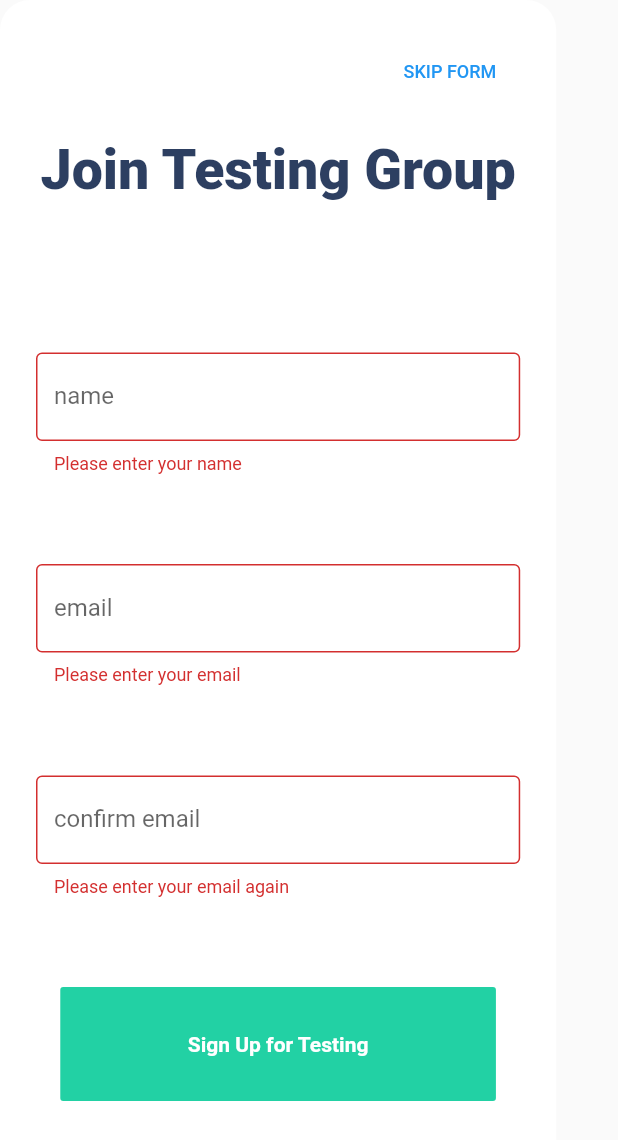
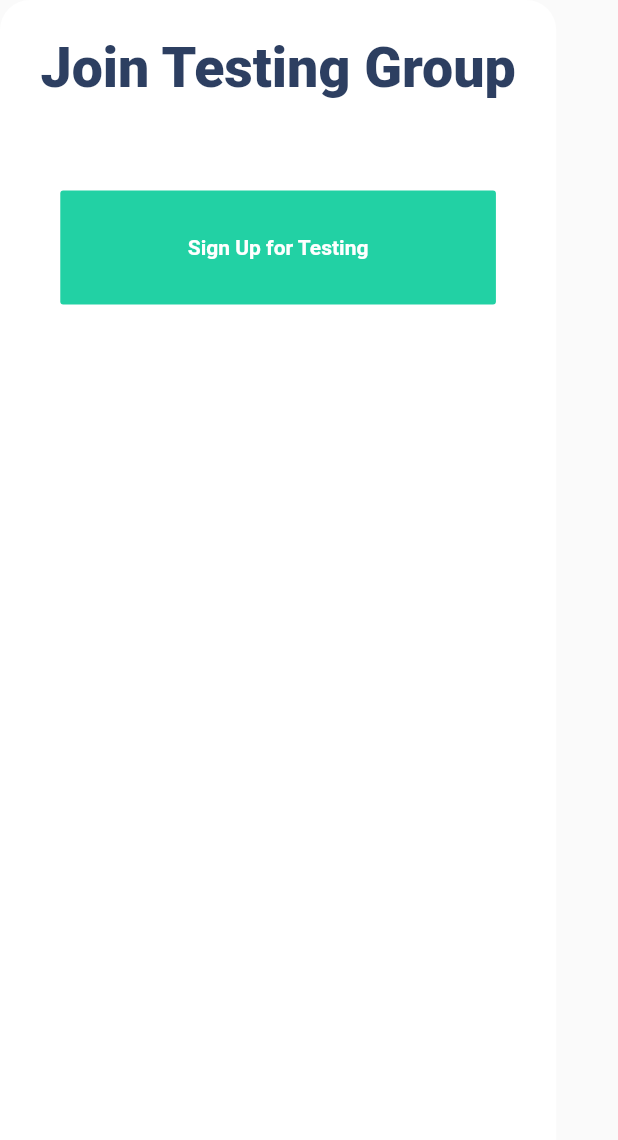
Before and after one commit to elishaking/squaredemy-web-flutter, a Flutter app: the TestingForm widget shown alone on an empty page, opened directly, after a tap on "Sign Up for Testing", on a phone screen of 412 x 824 dp. Shown: the top 1140 px of the screen. Run offline on Flutter 3.47's test engine with Material 2 defaults, Android fonts, the phone set to English and light mode, and no system bars; missing offline and left inert: dart:html, flutter_web; Roboto replaces fonts that are missing (Chivo).

Commit message:
skip form

```diff
--- a/lib/widgets/forms/testing_form.dart
+++ b/lib/widgets/forms/testing_form.dart
@@ -37,22 +37,23 @@ class _TestingFormState extends State<TestingForm> {
       ),
       child: Column(
         children: <Widget>[
-          Row(
-            mainAxisAlignment: MainAxisAlignment.end,
-            children: <Widget>[
-              FlatButton(
-                child: BodyText("SKIP FORM", color: Theme.of(context).primaryColor,),
-                onPressed: (){
-                  html.window.open("https://play.google.com/apps/testing/skyblazar.com.squaredemy", "Join Squaredmy Alpha Testing Group");
-                },
-              )
-            ],
-          ),
-          SizedBox(height: 20,),
+          // Row(
+          //   mainAxisAlignment: MainAxisAlignment.end,
+          //   children: <Widget>[
+          //     FlatButton(
+          //       child: BodyText("SKIP FORM", color: Theme.of(context).primaryColor,),
+          //       onPressed: (){
+          //         html.window.open("https://play.google.com/apps/testing/skyblazar.com.squaredemy", "Join Squaredmy Alpha Testing Group");
+          //       },
+          //     )
+          //   ],
+          // ),
+          // SizedBox(height: 20,),
           HeadlineText("Join Testing Group", textColor: ThemeColors.primary,
           textAlign: TextAlign.center,),
           // SizedBox(height: 10,),
           // BodyText("* Get the first 3 months free"),
+          /*
           SizedBox(height: 100,),
           Form(
             key: _formkey,
@@ -105,32 +106,34 @@ class _TestingFormState extends State<TestingForm> {
               ],
             ),
           ),
+          */
           SizedBox(height: 60,),
           _loading ? CircularProgressIndicator() : RaisedButton(
             child: ButtonText("Sign Up for Testing", ),
             elevation: 0,
             onPressed: (){
-              if(_formkey.currentState.validate()){
-                _formkey.currentState.save();
+              html.window.open("https://play.google.com/apps/testing/skyblazar.com.squaredemy", "Join Squaredmy Alpha Testing Group");
+              // if(_formkey.currentState.validate()){
+              //   _formkey.currentState.save();
 
-                setState(() {
-                 _loading = true;
-                });
-                // print(jsonEncode(_user.toFirestoreMap()));
-                http.post("https://firestore.googleapis.com/v1/projects/squaredemy/databases/(default)/documents/users?documentId=${_user.email}",
-                // headers: {
-                //   "Content-Type": "application/json"
-                // },
-                body: jsonEncode(_user.toFirestoreMap())).then((http.Response response) {
-                  setState(() {
-                   _loading = false;
-                  });
-                  print(response.body);
-                  bool success = jsonDecode(response.body).contains("name");
-                  showResponseDialog(success, context);
-                  if(success) html.window.open("https://play.google.com/apps/testing/skyblazar.com.squaredemy", "Join Squaredmy Alpha Testing Group");
-                });
-              }
+              //   setState(() {
+              //    _loading = true;
+              //   });
+              //   // print(jsonEncode(_user.toFirestoreMap()));
+              //   http.post("https://firestore.googleapis.com/v1/projects/squaredemy/databases/(default)/documents/users?documentId=${_user.email}",
+              //   // headers: {
+              //   //   "Content-Type": "application/json"
+              //   // },
+              //   body: jsonEncode(_user.toFirestoreMap())).then((http.Response response) {
+              //     setState(() {
+              //      _loading = false;
+              //     });
+              //     print(response.body);
+              //     bool success = jsonDecode(response.body).containsKey("name");
+              //     showResponseDialog(success, context);
+              //     if(success) html.window.open("https://play.google.com/apps/testing/skyblazar.com.squaredemy", "Join Squaredmy Alpha Testing Group");
+              //   });
+              // }
             },
             color: Color.fromRGBO(34, 209, 164, 1),
             padding: EdgeInsets.symmetric(horizontal: 85, vertical: 30),
```
